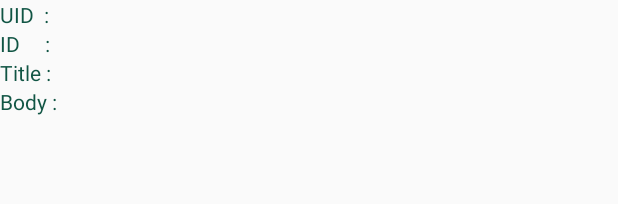
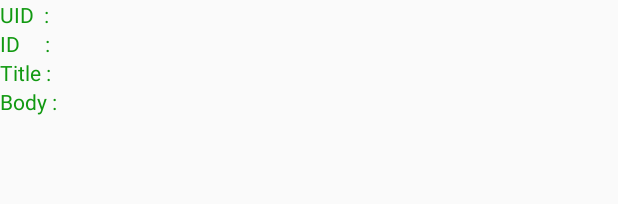
Before and after one commit to dataniyadharmesh/task5, an Android app: the layout listed_items.xml on its own in the app's theme, with its tools: preview values and no code run, on a phone screen of 412 x 824 dp. Shown: the top 204 px of the screen. Run offline under Robolectric (Android 15) with nearby library versions, the phone set to English and light mode, and no system bars.

Commit message:
Task 5 Completed

```diff
--- a/app/src/main/res/layout/listed_items.xml
+++ b/app/src/main/res/layout/listed_items.xml
@@ -11,7 +11,7 @@
         android:layout_width="wrap_content"
         android:layout_height="match_parent"
         android:text="UID  : "
-        android:textColor="#154"/>
+        android:textColor="#191"/>
     <TextView
         android:id="@+id/tv_userid"
         android:layout_width="wrap_content"
@@ -27,7 +27,7 @@
         android:layout_width="wrap_content"
         android:layout_height="match_parent"
         android:text="ID     : "
-        android:textColor="#154"/>
+        android:textColor="#191"/>
     <TextView
         android:id="@+id/tv_id"
         android:layout_width="wrap_content"
@@ -43,7 +43,7 @@
             android:layout_width="wrap_content"
             android:layout_height="wrap_content"
             android:text="Title : "
-            android:textColor="#154" />
+            android:textColor="#191" />
 
 
     <TextView
@@ -62,7 +62,7 @@
             android:layout_width="wrap_content"
             android:layout_height="wrap_content"
             android:text="Body : "
-            android:textColor="#154" />
+            android:textColor="#191" />
 
     <TextView
         android:id="@+id/tv_body"
```
